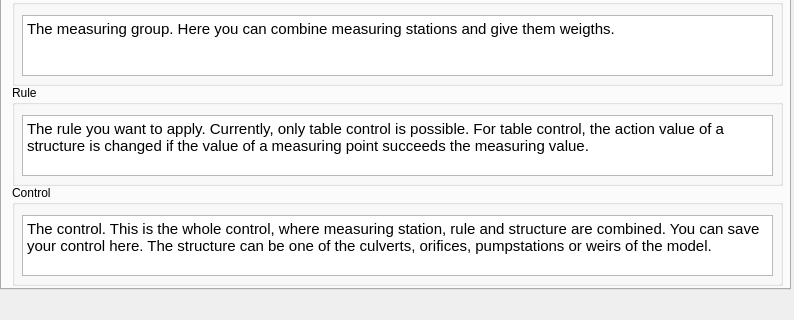
Qt form ui/control_structures_dockwidget.ui (nens/threedi-results-analysis) before a commit; both pictures show x 0 to 794 and y 251 to 571 of the 794 by 571 pixel window.
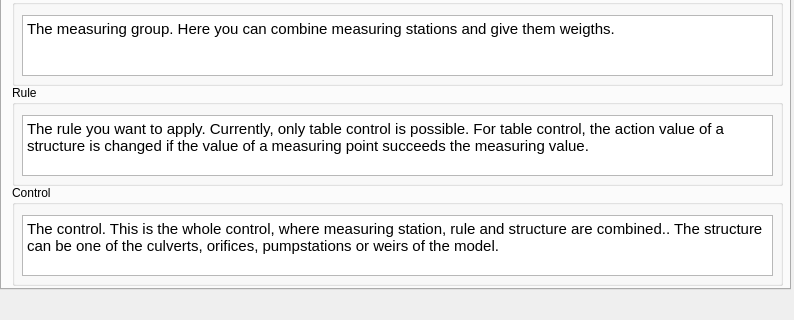
The same form after that commit. The open tabs and pages were chosen to show the change.

Commit message: Remove redundancy in Help tab.

What changed in the file:
```diff
--- a/ui/control_structures_dockwidget.ui
+++ b/ui/control_structures_dockwidget.ui
@@ -708,7 +708,7 @@
 &lt;html&gt;&lt;head&gt;&lt;meta name=&quot;qrichtext&quot; content=&quot;1&quot; /&gt;&lt;style type=&quot;text/css&quot;&gt;
 p, li { white-space: pre-wrap; }
 &lt;/style&gt;&lt;/head&gt;&lt;body style=&quot; font-family:'Ubuntu'; font-size:11pt; font-weight:400; font-style:normal;&quot;&gt;
-&lt;p style=&quot; margin-top:0px; margin-bottom:0px; margin-left:0px; margin-right:0px; -qt-block-indent:0; text-indent:0px;&quot;&gt;The control. This is the whole control, where measuring station, rule and structure are combined. You can save your control here. The structure can be one of the culverts, orifices, pumpstations or weirs of the model.&lt;/p&gt;&lt;/body&gt;&lt;/html&gt;</string>
+&lt;p style=&quot; margin-top:0px; margin-bottom:0px; margin-left:0px; margin-right:0px; -qt-block-indent:0; text-indent:0px;&quot;&gt;The control. This is the whole control, where measuring station, rule and structure are combined.. The structure can be one of the culverts, orifices, pumpstations or weirs of the model.&lt;/p&gt;&lt;/body&gt;&lt;/html&gt;</string>
        </property>
       </widget>
      </widget>
```
